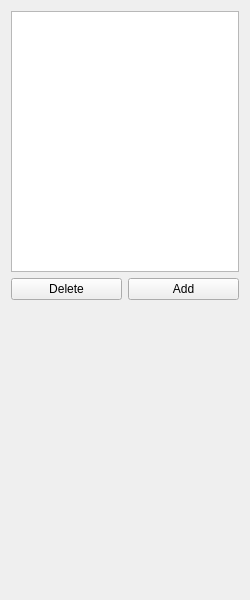
The window that forms/listwidget.ui (JuPedSim/jpseditor) describes before a commit, drawn with Qt 5.
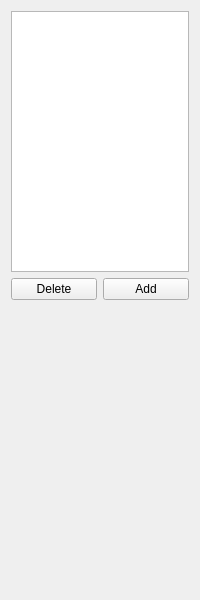
The same window after the commit.

The edit to the form file:
```diff
--- a/forms/listwidget.ui
+++ b/forms/listwidget.ui
@@ -6,7 +6,7 @@
    <rect>
     <x>0</x>
     <y>0</y>
-    <width>250</width>
+    <width>200</width>
     <height>600</height>
    </rect>
   </property>
@@ -18,8 +18,8 @@
   </property>
   <property name="minimumSize">
    <size>
-    <width>250</width>
-    <height>600</height>
+    <width>0</width>
+    <height>0</height>
    </size>
   </property>
   <property name="windowTitle">
```
